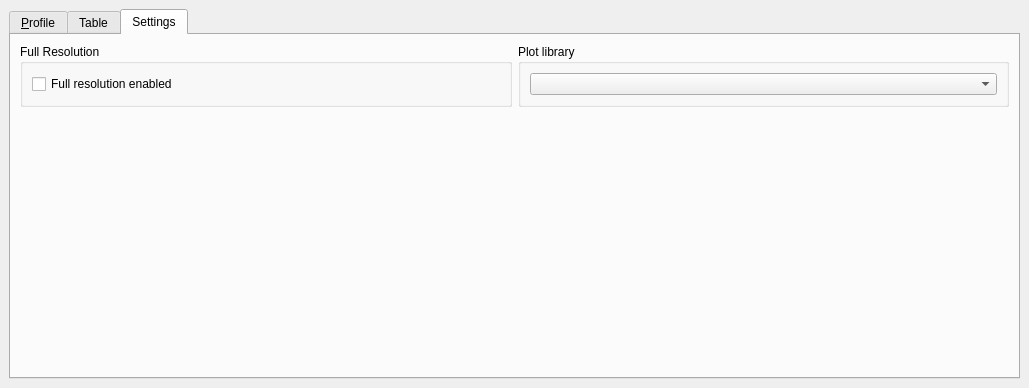
Qt form ui/profiletool.ui (DHI-GRAS/qgis-temporal-profile) before a commit.
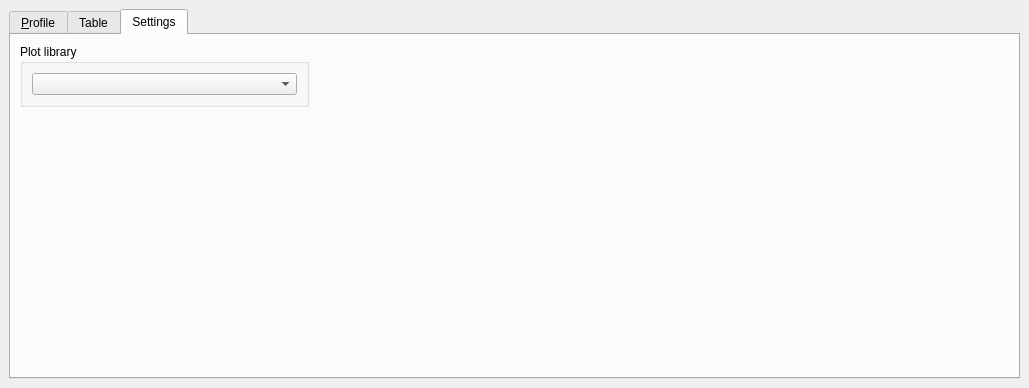
The same form after that commit. The open tabs and pages were chosen to show the change.

Diff of the .ui file:
```diff
--- a/ui/profiletool.ui
+++ b/ui/profiletool.ui
@@ -361,41 +361,7 @@
         <string>Settings</string>
        </attribute>
        <layout class="QGridLayout" name="gridLayout_2">
-        <item row="0" column="1">
-         <widget class="QGroupBox" name="groupBox_3">
-          <property name="title">
-           <string>Plot library</string>
-          </property>
-          <layout class="QVBoxLayout" name="verticalLayout_8">
-           <item>
-            <widget class="QComboBox" name="cboLibrary"/>
-           </item>
-          </layout>
-         </widget>
-        </item>
-        <item row="0" column="0">
-         <widget class="QGroupBox" name="groupBox_2">
-          <property name="title">
-           <string>Full Resolution</string>
-          </property>
-          <layout class="QVBoxLayout" name="verticalLayout_7">
-           <item>
-            <widget class="QCheckBox" name="checkBox">
-             <property name="sizePolicy">
-              <sizepolicy hsizetype="Preferred" vsizetype="Fixed">
-               <horstretch>0</horstretch>
-               <verstretch>0</verstretch>
-              </sizepolicy>
-             </property>
-             <property name="text">
-              <string>Full resolution enabled</string>
-             </property>
-            </widget>
-           </item>
-          </layout>
-         </widget>
-        </item>
-        <item row="1" column="0">
+        <item row="2" column="0">
          <spacer name="verticalSpacer">
           <property name="orientation">
            <enum>Qt::Vertical</enum>
@@ -408,6 +374,37 @@
           </property>
          </spacer>
         </item>
+        <item row="1" column="0">
+         <widget class="QGroupBox" name="groupBox_3">
+          <property name="enabled">
+           <bool>true</bool>
+          </property>
+          <property name="title">
+           <string>Plot library</string>
+          </property>
+          <layout class="QVBoxLayout" name="verticalLayout_8">
+           <item>
+            <widget class="QComboBox" name="cboLibrary"/>
+           </item>
+          </layout>
+         </widget>
+        </item>
+        <item row="1" column="1">
+         <spacer name="horizontalSpacer_3">
+          <property name="orientation">
+           <enum>Qt::Horizontal</enum>
+          </property>
+          <property name="sizeType">
+           <enum>QSizePolicy::Minimum</enum>
+          </property>
+          <property name="sizeHint" stdset="0">
+           <size>
+            <width>700</width>
+            <height>20</height>
+           </size>
+          </property>
+         </spacer>
+        </item>
        </layout>
       </widget>
      </widget>
```
Left out of the diff: 13 changed lines with no effect on the pictures.
